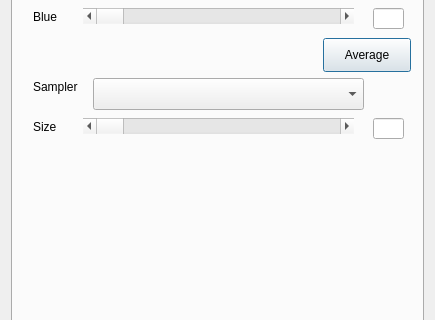
Above: romthresholddialog.ui from travisgoodspeed/maskromtool before the change; both pictures show x 0 to 435 and y 119 to 439 of the 435 by 651 pixel window. Below: the same form after it.
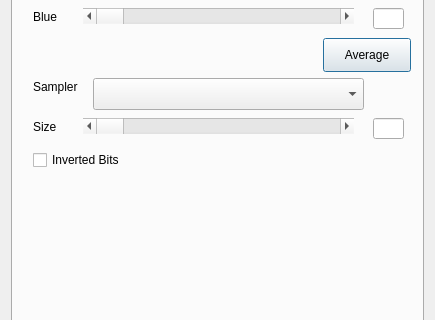
That is the form after the change.

Commit message: Bit inversion is now supported in the GUI.  CLI next. #26

What changed in the file:
```diff
--- a/romthresholddialog.ui
+++ b/romthresholddialog.ui
@@ -221,6 +221,19 @@
         </rect>
        </property>
       </widget>
+      <widget class="QCheckBox" name="checkInverted">
+       <property name="geometry">
+        <rect>
+         <x>20</x>
+         <y>230</y>
+         <width>321</width>
+         <height>24</height>
+        </rect>
+       </property>
+       <property name="text">
+        <string>Inverted Bits</string>
+       </property>
+      </widget>
      </widget>
      <widget class="QWidget" name="tabDisplay">
       <attribute name="title">
```
The commit also changes 5 other files.
